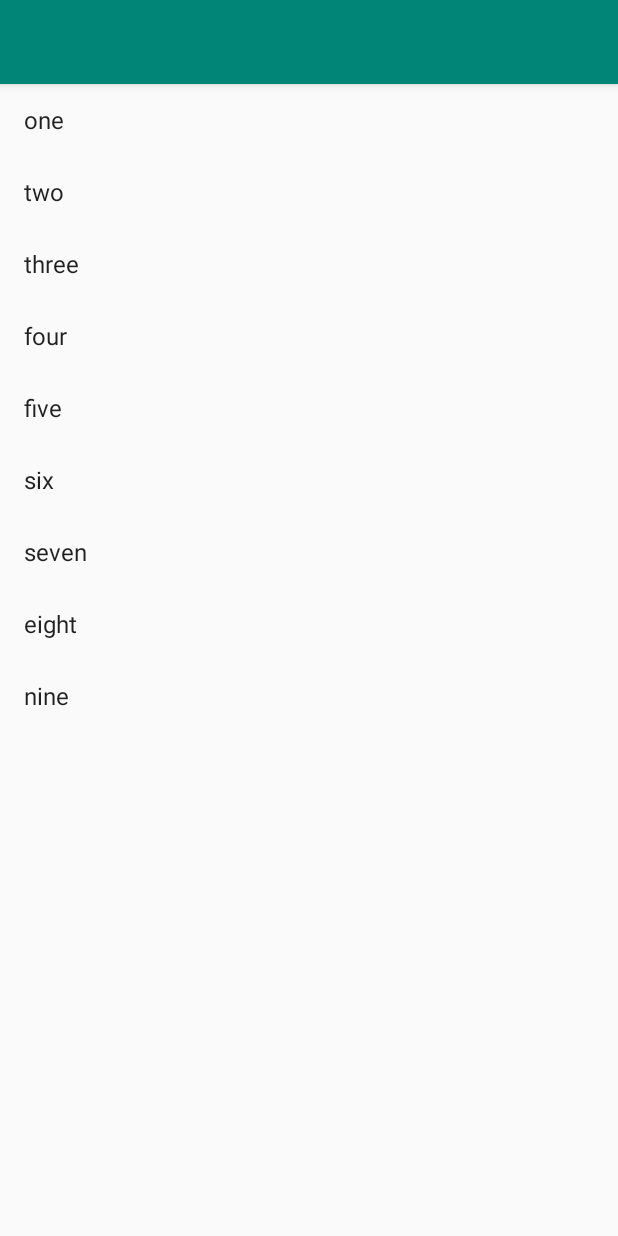
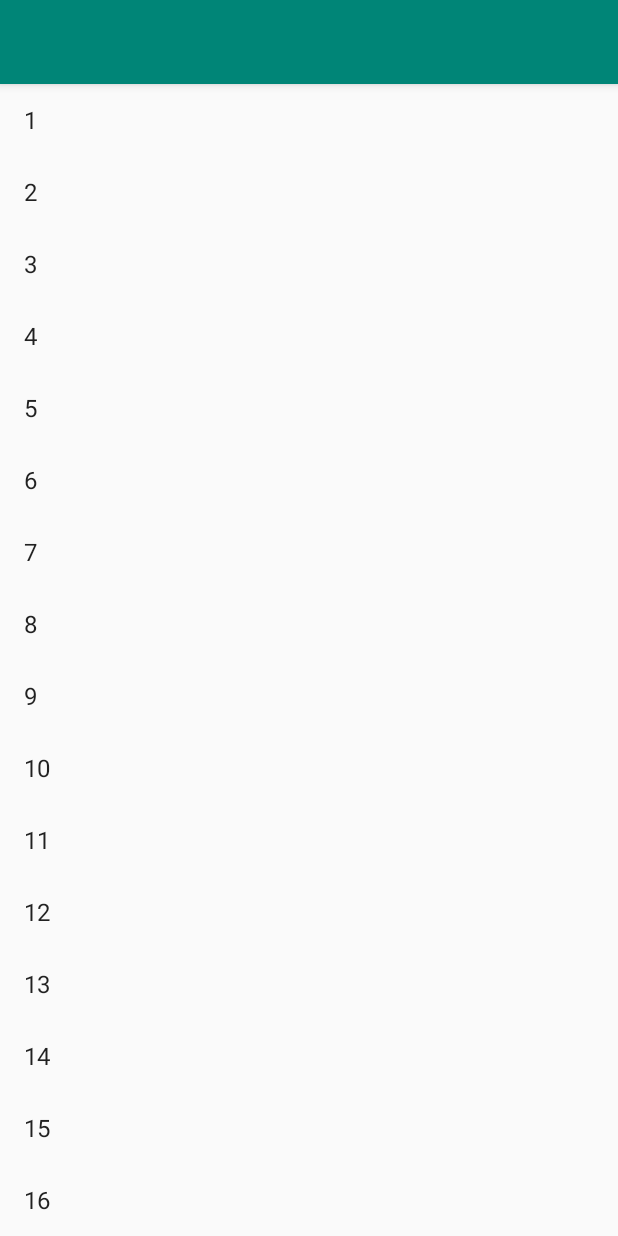
Before and after one commit to michallaskowski/kuiks, an Android app: the ListActivity screen opened directly, with no data from a screen before it, on a phone screen of 412 x 824 dp. Run offline under Robolectric (Android 15) with nearby library versions, the phone set to English and light mode, and no system bars; libraries missing offline, so code that uses them is left out: dev.michallaskowski.kuiks.

Commit message:
Working scrolling RecyclerView

```diff
--- a/sample-android/build.gradle
+++ b/sample-android/build.gradle
@@ -36,9 +36,9 @@ android {
 dependencies {
     implementation "org.jetbrains.kotlin:kotlin-stdlib-jdk7:$kotlin_version"
     implementation 'androidx.appcompat:appcompat:1.1.0'
-    implementation 'androidx.core:core-ktx:1.1.0'
+    implementation 'androidx.core:core-ktx:1.2.0'
     implementation 'androidx.constraintlayout:constraintlayout:1.1.3'
-    implementation 'com.google.android.material:material:1.0.0'
+    implementation 'com.google.android.material:material:1.1.0'
     implementation 'androidx.recyclerview:recyclerview:1.1.0'
     implementation 'androidx.recyclerview:recyclerview-selection:1.0.0'
 
--- a/sample-android/src/main/kotlin/ListActivity.kt
+++ b/sample-android/src/main/kotlin/ListActivity.kt
@@ -2,12 +2,9 @@ package dev.michallaskowski.kuiks.sample.android
 
 import android.os.Bundle
 import android.view.LayoutInflater
-import android.view.MotionEvent
 import androidx.appcompat.app.AppCompatActivity
 import android.view.ViewGroup
-import android.widget.AdapterView
 import android.widget.TextView
-import androidx.recyclerview.selection.ItemDetailsLookup
 import androidx.recyclerview.widget.LinearLayoutManager
 import androidx.recyclerview.widget.RecyclerView
 import kotlinx.android.synthetic.main.activity_list.*
@@ -23,9 +20,13 @@ class ListActivity : AppCompatActivity() {
         setContentView(R.layout.activity_list)
         setSupportActionBar(toolbar)
 
+        val values = (1..99).map {
+            "${it}"
+        }
+
         viewManager = LinearLayoutManager(this)
-        viewAdapter = MyAdapter(arrayOf("one", "two", "three", "four", "five", "six", "seven", "eight", "nine")) {
-            if (it == "one" || it == "nine") {
+        viewAdapter = MyAdapter(values) {
+            if (it == "1" || it == "99") {
                 finish()
             }
         }
@@ -40,7 +41,7 @@ class ListActivity : AppCompatActivity() {
 
 internal typealias OnItemClickListener = (String) -> Unit
 
-class MyAdapter(private val myDataset: Array<String>, val itemClickListener: OnItemClickListener) :
+class MyAdapter(private val myDataset: List<String>, val itemClickListener: OnItemClickListener) :
     RecyclerView.Adapter<MyAdapter.MyViewHolder>() {
 
     // Provide a reference to the views for each data item
@@ -68,6 +69,7 @@ class MyAdapter(private val myDataset: Array<String>, val itemClickListener: OnI
         holder.textView.setOnClickListener {
             itemClickListener(text)
         }
+        holder.textView.contentDescription = text
     }
 
     // Return the size of your dataset (invoked by the layout manager)
--- a/sample-android/src/main/res/layout/content_main.xml
+++ b/sample-android/src/main/res/layout/content_main.xml
@@ -14,6 +14,7 @@
         android:layout_width="wrap_content"
         android:layout_height="wrap_content"
         android:text="Show list"
+        android:contentDescription="show_list"
         app:layout_constraintBottom_toBottomOf="parent"
         app:layout_constraintLeft_toLeftOf="parent"
         app:layout_constraintRight_toRightOf="parent"
--- a/sample-android/src/main/res/layout/list_layout.xml
+++ b/sample-android/src/main/res/layout/list_layout.xml
@@ -4,6 +4,7 @@
     android:id="@+id/recycler_view"
     xmlns:app="http://schemas.android.com/apk/res-auto"
     xmlns:tools="http://schemas.android.com/tools"
+    android:contentDescription="list"
     app:layout_behavior="@string/appbar_scrolling_view_behavior"
     tools:context=".MainActivity"
     tools:showIn="@layout/activity_list"
```
Also changed, not shown: sample-sharedTests/src/commonMain/kotlin/TestExample.kt (+24 -0 lines), sharedCode/src/androidMain/kotlin/actual.kt (+5 -2 lines), 1 other file.
